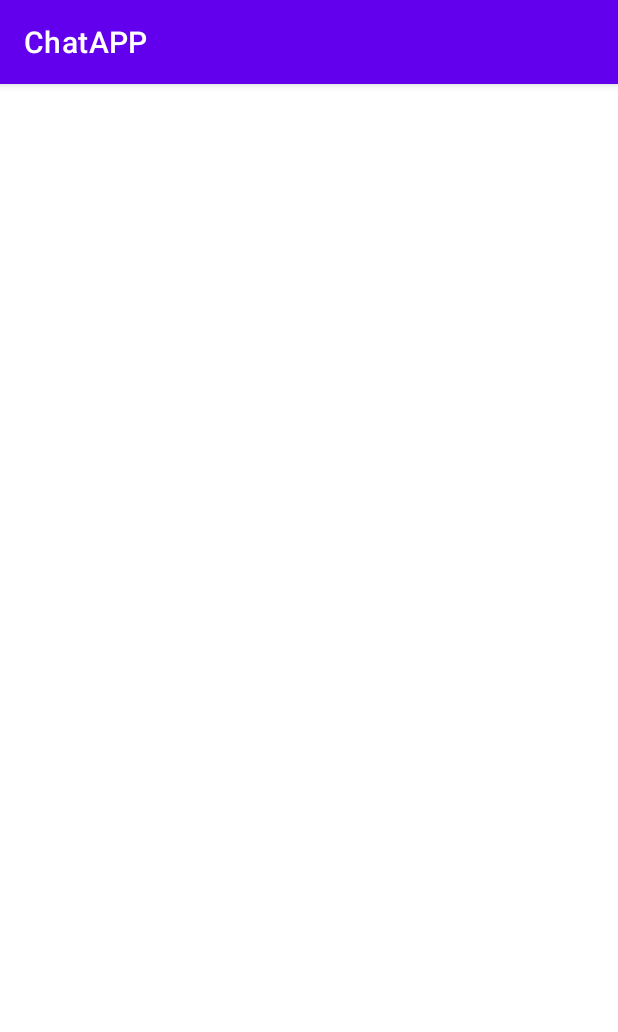
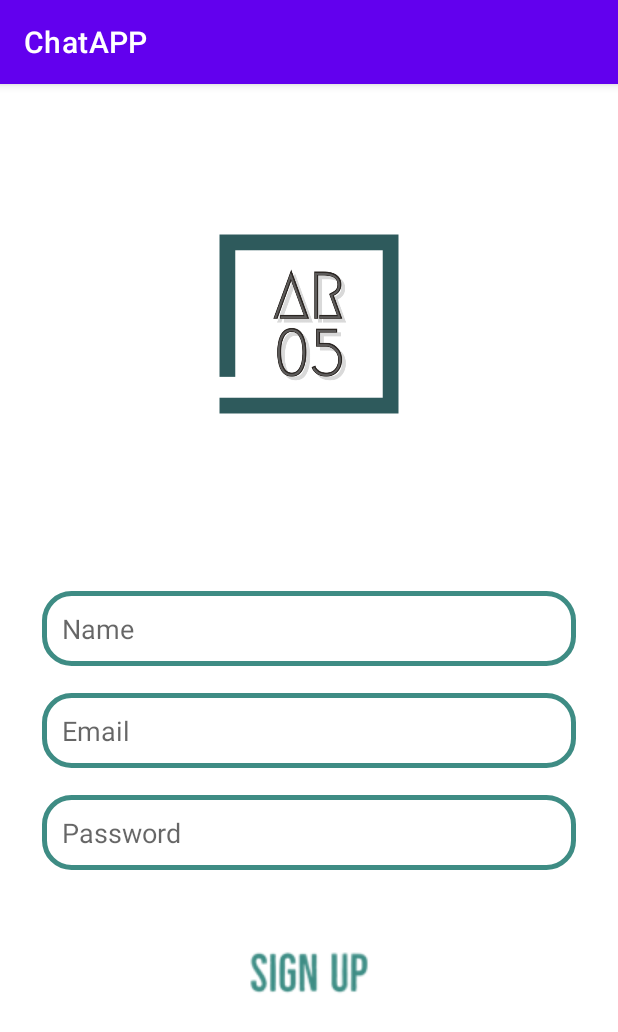
Before and after one commit to Aryan61905/ChatAPP-Git-, an Android app: the SignUp screen opened directly, with no data from a screen before it, on a phone screen of 412 x 824 dp. Shown: the top 1032 px of the screen. Run offline under Robolectric (Android 15) with nearby library versions, the phone set to English and light mode, and no system bars.

Commit message:
Modified SignUp page

```diff
--- a/app/src/main/res/layout/activity_sign_up.xml
+++ b/app/src/main/res/layout/activity_sign_up.xml
@@ -1,9 +1,61 @@
 <?xml version="1.0" encoding="utf-8"?>
-<androidx.constraintlayout.widget.ConstraintLayout xmlns:android="http://schemas.android.com/apk/res/android"
+<RelativeLayout xmlns:android="http://schemas.android.com/apk/res/android"
     xmlns:app="http://schemas.android.com/apk/res-auto"
     xmlns:tools="http://schemas.android.com/tools"
     android:layout_width="match_parent"
     android:layout_height="match_parent"
     tools:context=".SignUp">
 
-</androidx.constraintlayout.widget.ConstraintLayout>
+    <ImageView
+        android:id="@+id/app_logo"
+        android:layout_width="300dp"
+        android:layout_height="300dp"
+        android:layout_centerHorizontal="true"
+        android:layout_marginTop="10dp"
+        android:layout_marginBottom="10dp"
+        android:src="@drawable/App_Logo" />
+    <EditText
+        android:id="@+id/Name"
+        android:layout_width="match_parent"
+        android:layout_height="50dp"
+        android:layout_below="@id/app_logo"
+        android:layout_marginTop="18dp"
+        android:hint="Name"
+        android:paddingLeft="13dp"
+        android:background="@drawable/edt_background"
+        android:layout_marginLeft="28dp"
+        android:layout_marginRight="28dp"/>
+    <EditText
+        android:id="@+id/edt_email"
+        android:layout_width="match_parent"
+        android:layout_height="50dp"
+        android:layout_below="@id/Name"
+        android:layout_marginTop="18dp"
+        android:hint="Email"
+        android:paddingLeft="13dp"
+        android:background="@drawable/edt_background"
+        android:layout_marginLeft="28dp"
+        android:layout_marginRight="28dp"/>
+    <EditText
+        android:id="@+id/edt_password"
+        android:layout_width="match_parent"
+        android:layout_height="50dp"
+        android:layout_below="@id/edt_email"
+        android:layout_marginTop="18dp"
+        android:hint="Password"
+        android:background="@drawable/edt_background"
+        android:paddingLeft="13dp"
+        android:layout_marginLeft="28dp"
+        android:layout_marginRight="28dp"/>
+
+
+    <ImageButton
+        android:id="@+id/Signup_button"
+        android:layout_width="100dp"
+        android:layout_height="100dp"
+        android:layout_below="@id/edt_password"
+        android:layout_centerHorizontal="true"
+        android:src="@drawable/SignUp_Button"
+        android:layout_marginTop="18dp"/>
+
+</RelativeLayout>
```
